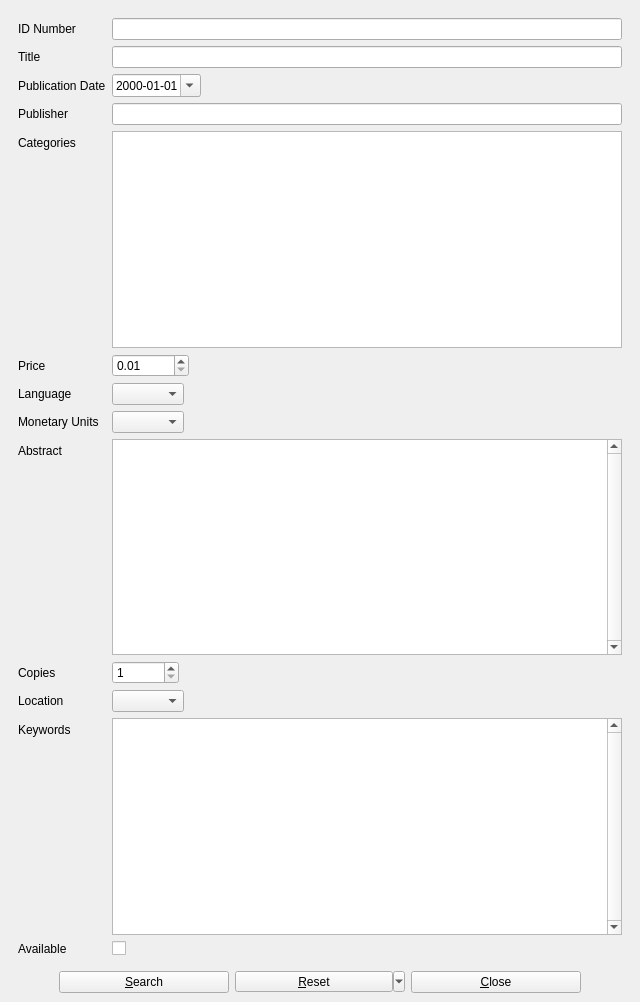
Above: allinfo.ui from textbrowser/biblioteq before the change. Below: the same form after it.
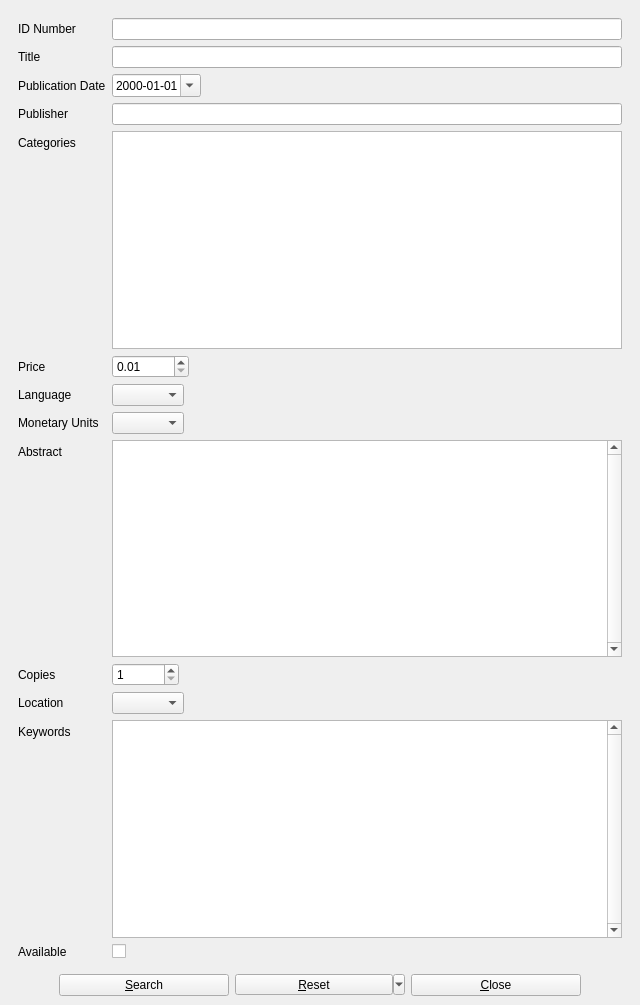
That is the form after the change. Icons and pictures are not drawn.

Patch:
```diff
--- a/allinfo.ui
+++ b/allinfo.ui
@@ -7,7 +7,7 @@
     <x>0</x>
     <y>0</y>
     <width>640</width>
-    <height>1002</height>
+    <height>1005</height>
    </rect>
   </property>
   <property name="windowTitle">
@@ -33,7 +33,7 @@
          <x>0</x>
          <y>0</y>
          <width>622</width>
-         <height>942</height>
+         <height>945</height>
         </rect>
        </property>
        <layout class="QVBoxLayout" name="verticalLayout">
```
